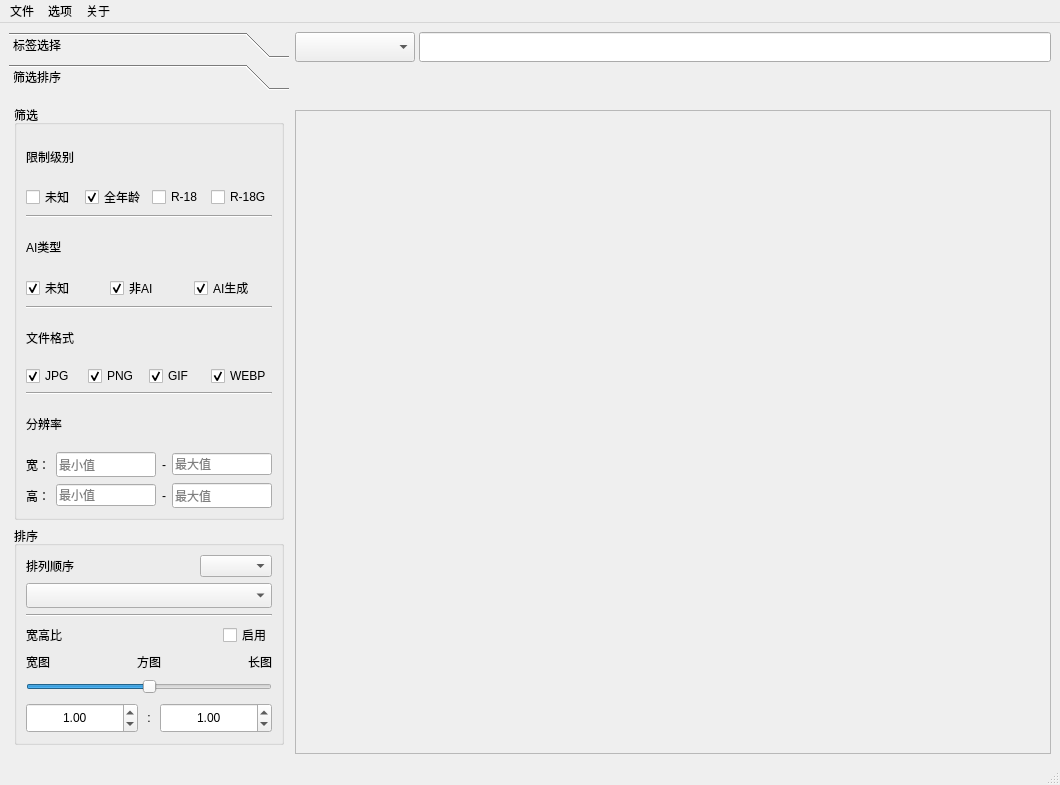
Qt form src/ui/main_window.ui (R4nd5tr/waifu_gallery) before a commit.
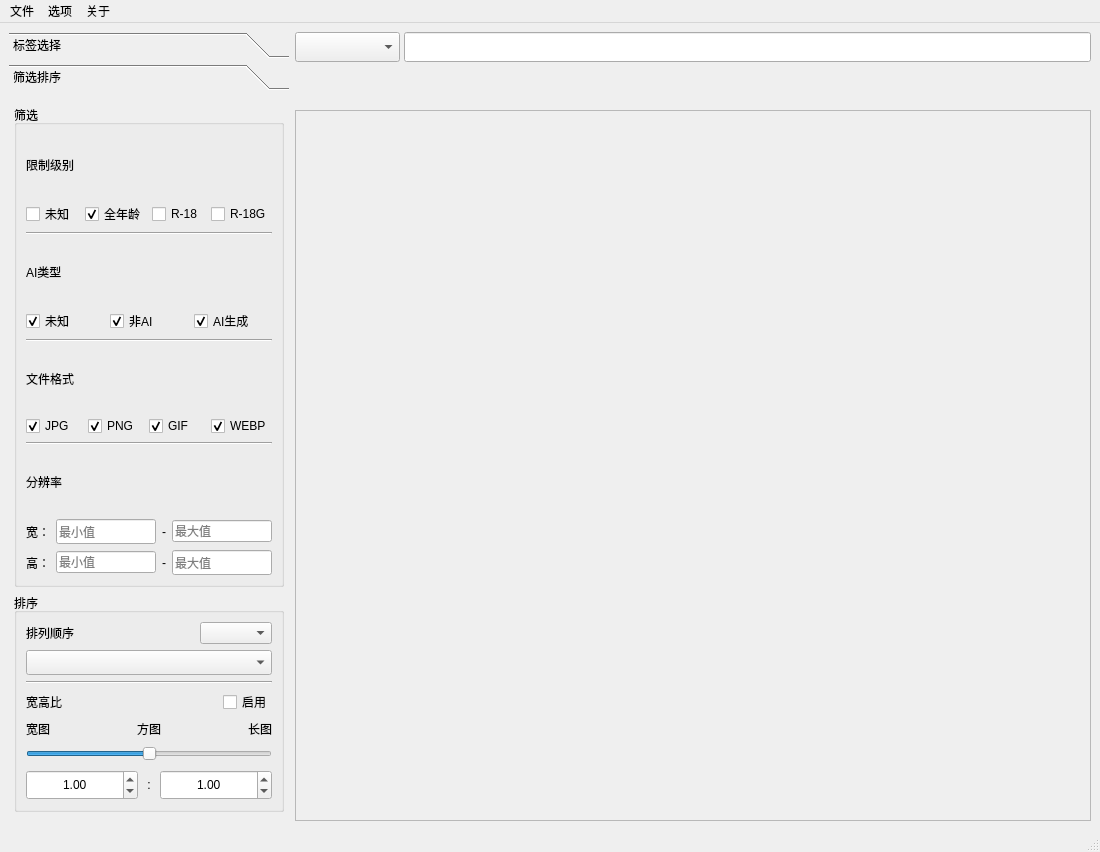
The same form after that commit. The open tabs and pages were chosen to show the change. Icons and pictures are not drawn.

```diff
--- a/src/ui/main_window.ui
+++ b/src/ui/main_window.ui
@@ -9,8 +9,8 @@
    <rect>
     <x>0</x>
     <y>0</y>
-    <width>1060</width>
-    <height>785</height>
+    <width>1100</width>
+    <height>852</height>
    </rect>
   </property>
   <property name="windowTitle">
@@ -191,8 +191,8 @@
         <rect>
          <x>0</x>
          <y>0</y>
-         <width>280</width>
-         <height>654</height>
+         <width>278</width>
+         <height>561</height>
         </rect>
        </property>
        <attribute name="label">
@@ -860,7 +860,7 @@
            </property>
            <property name="maximumSize">
             <size>
-             <width>120</width>
+             <width>105</width>
              <height>16777215</height>
             </size>
            </property>
@@ -916,7 +916,7 @@
           <rect>
            <x>0</x>
            <y>0</y>
-           <width>754</width>
+           <width>794</width>
            <height>40</height>
           </rect>
          </property>
@@ -966,8 +966,8 @@
           <rect>
            <x>0</x>
            <y>0</y>
-           <width>752</width>
-           <height>632</height>
+           <width>792</width>
+           <height>699</height>
           </rect>
          </property>
          <property name="sizePolicy">
@@ -990,7 +990,7 @@
     <rect>
      <x>0</x>
      <y>0</y>
-     <width>1060</width>
+     <width>1100</width>
      <height>33</height>
     </rect>
    </property>
```
Left out of the diff: 10 changed lines with no effect on the pictures.
